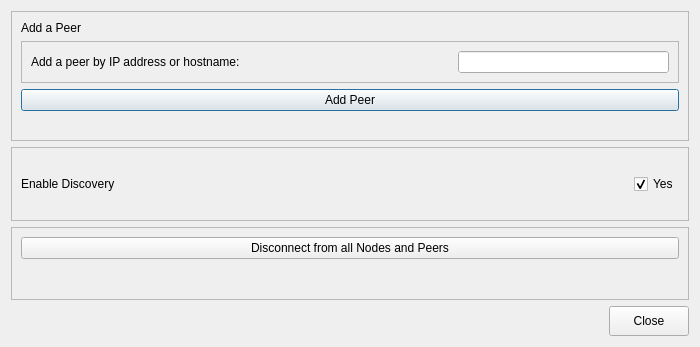
Old version of the form inshtant_meshenger/inshtant_meshenger_gui/addpeer.ui in the repository k3an3/InshtantMeshenger.
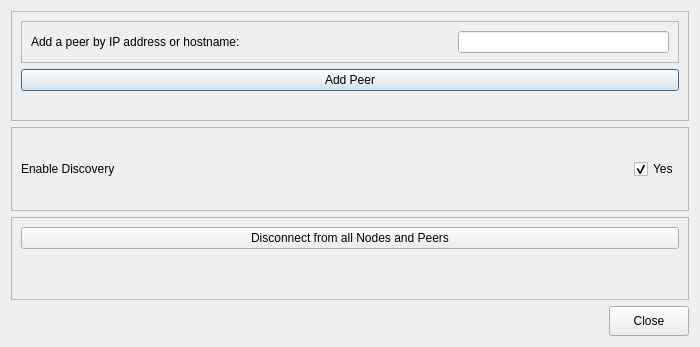
New version of the form.

What changed in the file:
```diff
--- a/inshtant_meshenger/inshtant_meshenger_gui/addpeer.ui
+++ b/inshtant_meshenger/inshtant_meshenger_gui/addpeer.ui
@@ -23,13 +23,6 @@
       <enum>QFrame::Raised</enum>
      </property>
      <layout class="QVBoxLayout" name="verticalLayout_4">
-      <item>
-       <widget class="QLabel" name="label_2">
-        <property name="text">
-         <string>Add a Peer</string>
-        </property>
-       </widget>
-      </item>
       <item>
        <widget class="QFrame" name="frame_2">
         <property name="frameShape">
```
Left out of the diff: 2 changed lines with no effect on the pictures.
